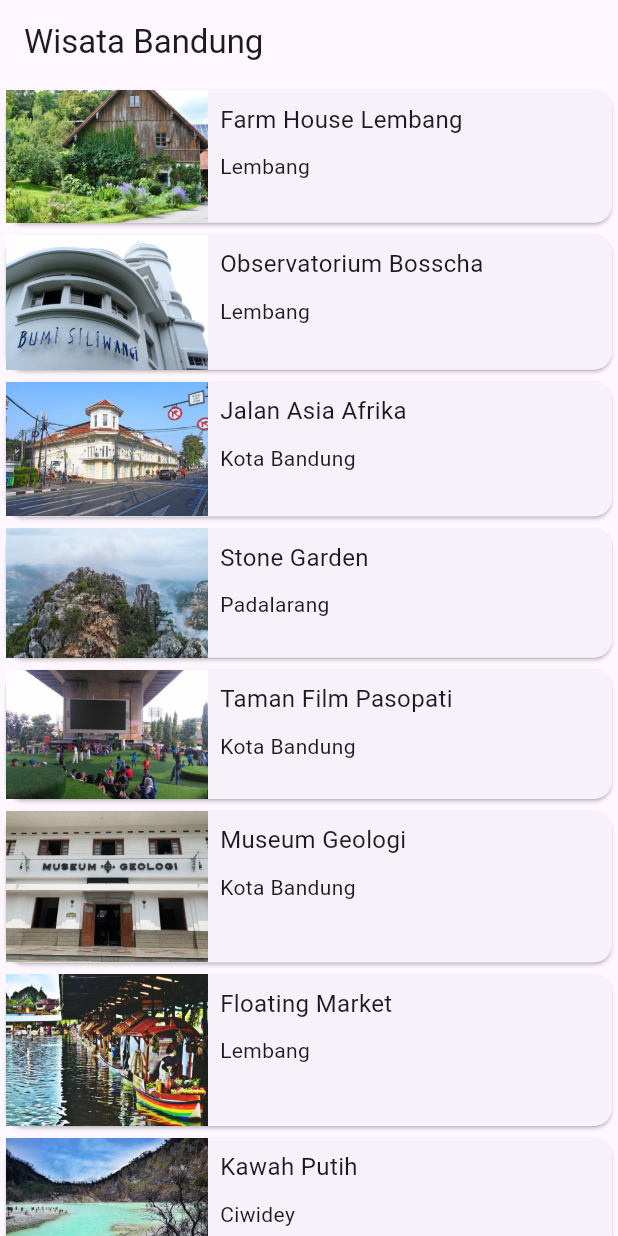
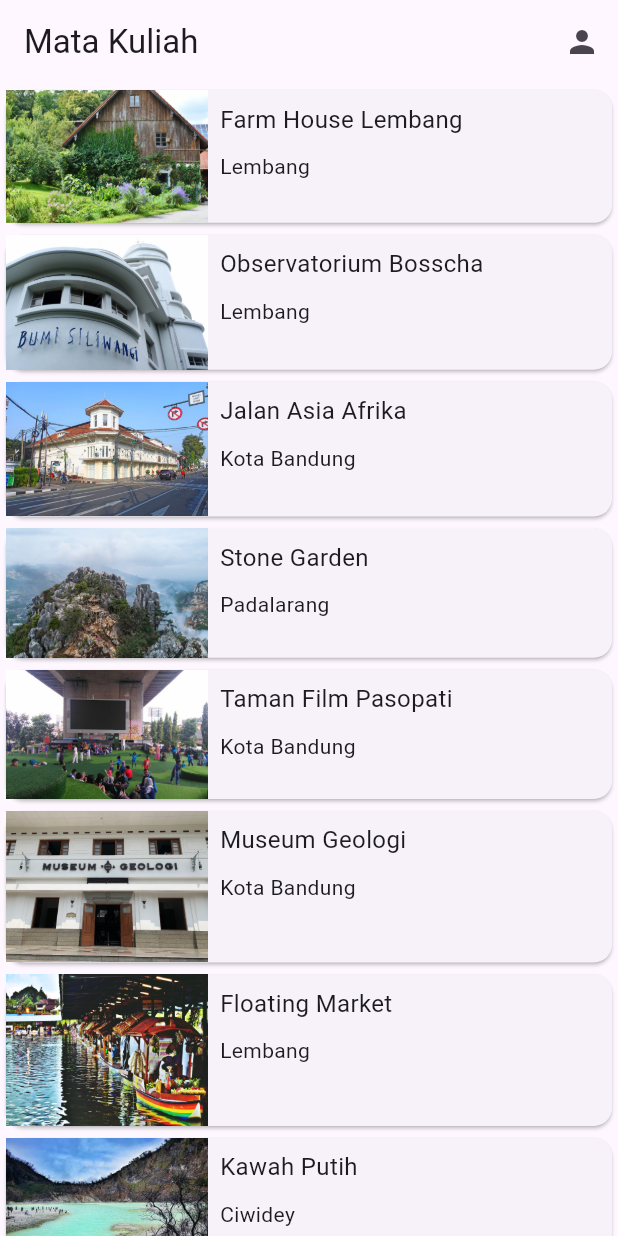
Before and after one commit to zumaku/flutter_journery, a Flutter app: the screen it shows after launch, on a phone screen of 412 x 824 dp. Run offline on Flutter 3.47's test engine with Material 3 defaults, Android fonts, the light colour scheme and no system bars.

Commit message:
Menambah tombol profile

```diff
--- a/lib/main.dart
+++ b/lib/main.dart
@@ -9,7 +9,7 @@ class MyApp extends StatelessWidget {
   @override
   Widget build(BuildContext context) {
     return MaterialApp(
-      title: 'Wisata Bandung',
+      title: 'Mata Kuliah',
       theme: ThemeData(),
       home: MainScreen(),
     );
--- a/lib/main_screen.dart
+++ b/lib/main_screen.dart
@@ -9,7 +9,19 @@ class MainScreen extends StatelessWidget {
   Widget build(BuildContext context) {
     return Scaffold(
       appBar: AppBar(
-        title: const Text('Wisata Bandung'),
+        title: const Text('Mata Kuliah'),
+        actions: <Widget>[
+          IconButton(
+            padding: EdgeInsets.all(10),
+            icon: Icon(Icons.person),
+            onPressed: () {
+              // Navigator.push(
+                // context,
+                // MaterialPageRoute(builder: (context) => ProfileScreen()),
+              // );
+            },
+          ),
+        ],
       ),
       body: ListView.builder(
         itemBuilder: (context, index) {
```
